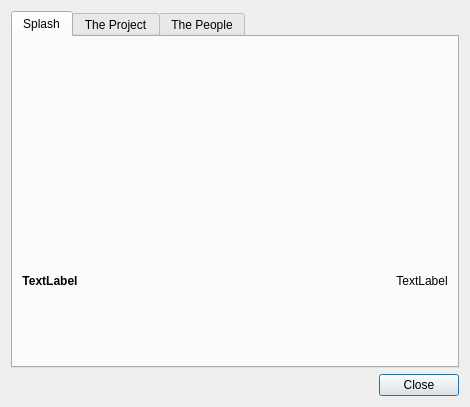
Old version of the form src/about.ui in the repository fontmatrix/fontmatrix.
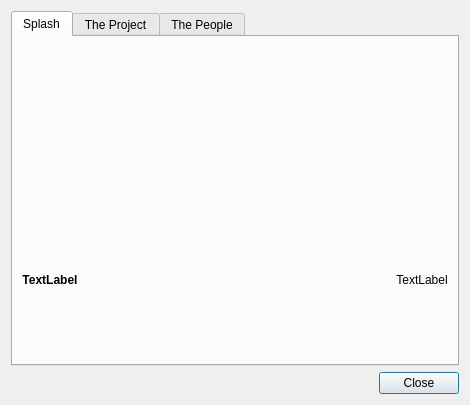
New version of the form. Icons and pictures are not drawn.

```diff
--- a/src/about.ui
+++ b/src/about.ui
@@ -1,12 +1,12 @@
 <ui version="4.0" >
  <class>About</class>
- <widget class="QDialog" name="About" >
-  <property name="geometry" >
+ <widget class="QDialog" name="About">
+  <property name="geometry">
    <rect>
     <x>0</x>
     <y>0</y>
     <width>470</width>
-    <height>407</height>
+    <height>405</height>
    </rect>
   </property>
   <property name="sizePolicy" >
```
Left out of the diff: 132 changed lines with no effect on the pictures.
